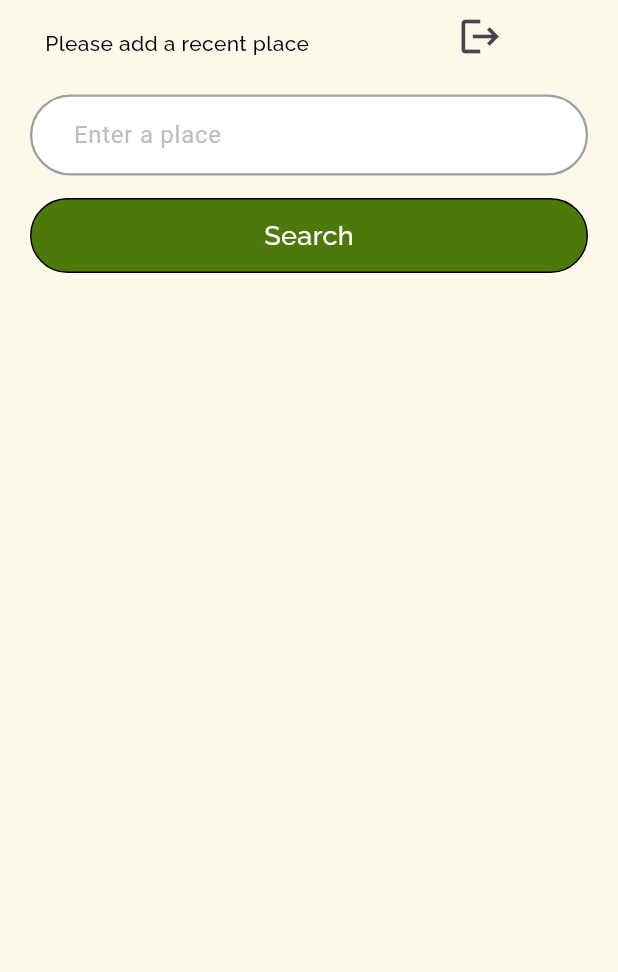
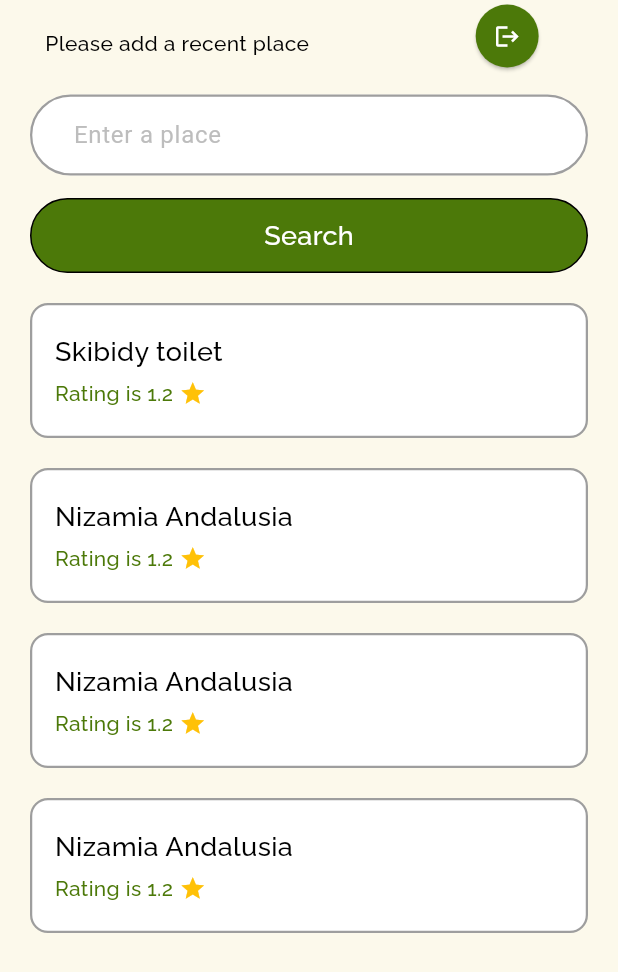
Before and after one commit to bbasm/discoverate, a Flutter app: the screen it shows once a user with an empty profile is signed in, after a tap on the "logout" icon, on a phone screen of 412 x 824 dp. Shown: the top 972 px of the screen. Run offline on Flutter 3.47's test engine with Material 3 defaults, Android fonts, the light colour scheme and no system bars; our stand-ins replace firebase_auth, firebase_core, geolocator, google_fonts, google_nav_bar; accounts and stored records are empty; network calls fail.

Commit message:
added ui homepage

```diff
--- a/lib/pages/home_page.dart
+++ b/lib/pages/home_page.dart
@@ -1,6 +1,8 @@
 import 'package:firebase_auth/firebase_auth.dart';
 import 'package:flutter/material.dart';
+import 'package:gmaps_spinoff/utilities/similar_places_card.dart';
 import 'package:google_fonts/google_fonts.dart';
+import 'package:google_nav_bar/google_nav_bar.dart';
 import 'package:http/http.dart' as http;
 import 'dart:convert';
 import 'package:geolocator/geolocator.dart';
@@ -121,15 +123,26 @@ class _HomePageState extends State<HomePage> {
                   ),
                 ),
                 Padding(
-                  padding: EdgeInsets.only(left: 90),
-                  child: IconButton(
-                      onPressed: () {
-                        FirebaseAuth.instance.signOut();
-                      },
-                      icon: Icon(
-                        Icons.logout,
-                        size: 30,
-                      )),
+                  padding: const EdgeInsets.only(left: 100),
+                  child: ElevatedButton(
+                    onPressed: () {
+                      FirebaseAuth.instance.signOut();
+                    },
+                    child: Icon(Icons.logout, color: Colors.white),
+                    style: ButtonStyle(
+                      shape: MaterialStateProperty.all(CircleBorder()),
+                      padding: MaterialStateProperty.all(EdgeInsets.all(12)),
+                      backgroundColor: MaterialStateProperty.all(
+                        Color.fromARGB(255, 76, 121, 9),
+                      ), // <-- Button color
+                      overlayColor:
+                          MaterialStateProperty.resolveWith<Color?>((states) {
+                        if (states.contains(MaterialState.pressed))
+                          return Color.fromARGB(
+                              255, 115, 162, 45); // <-- Splash color
+                      }),
+                    ),
+                  ),
                 ),
               ],
             ),
@@ -202,42 +215,59 @@ class _HomePageState extends State<HomePage> {
               ),
             ),
 
-            if (!searched)
-              Expanded(
-                child: ListView.builder(
-                  itemCount: _suggestions.length,
-                  itemBuilder: (context, index) {
-                    return ListTile(
-                      title: Text(_suggestions[index]),
-                      onTap: () {
-                        _placeController.text = _suggestions[index];
-                        setState(() {
-                          _suggestions = [];
-                        });
-                      },
-                    );
-                  },
-                ),
-              ),
+            SimilarPlacesCard(
+              name: 'Skibidy toilet',
+              rating: '1.2',
+            ),
+            SimilarPlacesCard(
+              name: 'Nizamia Andalusia',
+              rating: '1.2',
+            ),
+            SimilarPlacesCard(
+              name: 'Nizamia Andalusia',
+              rating: '1.2',
+            ),
+            SimilarPlacesCard(
+              name: 'Nizamia Andalusia',
+              rating: '1.2',
+            ),
 
-            if (searched)
-              Padding(
-                padding: const EdgeInsets.only(top: 20),
-                child: Container(
-                  height: 580,
-                  child: ListView.builder(
-                    itemCount: _similarPlaces.length,
-                    itemBuilder: (context, index) {
-                      return ListTile(
-                        title: Text(_similarPlaces[index]['name']),
-                        subtitle:
-                            Text('Rating: ${_similarPlaces[index]['rating']}'),
-                        // Add onTap functionality if needed for similar places
-                      );
-                    },
-                  ),
-                ),
-              ),
+            // if (!searched)
+            //   Expanded(
+            //     child: ListView.builder(
+            //       itemCount: _suggestions.length,
+            //       itemBuilder: (context, index) {
+            //         return ListTile(
+            //           title: Text(_suggestions[index]),
+            //           onTap: () {
+            //             _placeController.text = _suggestions[index];
+            //             setState(() {
+            //               _suggestions = [];
+            //             });
+            //           },
+            //         );
+            //       },
+            //     ),
+            //   ),
+
+            // if (searched)
+            //   Padding(
+            //     padding: const EdgeInsets.only(top: 20),
+            //     child: Container(
+            //       height: 580,
+            //       child: ListView.builder(
+            //         itemCount: _similarPlaces.length,
+            //         itemBuilder: (context, index) {
+            //           return ListTile(
+            //             title: Text(_similarPlaces[index]['name']),
+            //             subtitle:
+            //                 Text('Rating: ${_similarPlaces[index]['rating']}'),
+            //             // Add onTap functionality if needed for similar places
+            //           );
+            //         },
+            //       ),
+            //     ),
+            //   ),
           ],
         ),
       ),
--- a/lib/pages/login_page.dart
+++ b/lib/pages/login_page.dart
@@ -46,7 +46,7 @@ class _LoginPageState extends State<LoginPage> {
               Padding(
                 padding: const EdgeInsets.only(bottom: 100),
                 child: Image.asset(
-                  'lib/images/logo11.png',
+                  'lib/images/logo.png',
                   width: 200,
                 ),
               ),
--- a/lib/pages/register_page.dart
+++ b/lib/pages/register_page.dart
@@ -45,7 +45,7 @@ class _RegisterPageState extends State<RegisterPage> {
   @override
   Widget build(BuildContext context) {
     return Scaffold(
-      backgroundColor: Color.fromARGB(255, 253, 248, 249),
+      backgroundColor: Color.fromARGB(255, 252, 249, 235),
       body: Align(
         alignment: AlignmentDirectional(0, 1),
         child: SingleChildScrollView(
@@ -55,9 +55,12 @@ class _RegisterPageState extends State<RegisterPage> {
             crossAxisAlignment: CrossAxisAlignment.center,
             children: [
               // add logo image here
-              Image.asset(
-                'lib/images/logo1.jpeg',
-                width: 85,
+              Padding(
+                padding: const EdgeInsets.only(bottom: 50),
+                child: Image.asset(
+                  'lib/images/logo.png',
+                  width: 200,
+                ),
               ),
 
               Container(
@@ -217,7 +220,7 @@ class _RegisterPageState extends State<RegisterPage> {
                                   width: 320,
                                   height: 50,
                                   decoration: BoxDecoration(
-                                    color: Color.fromARGB(255, 244, 91, 105),
+                                    color: Color.fromARGB(255, 76, 121, 9),
                                     border: Border.all(
                                       color: Colors.black,
                                       width: 1,
--- /dev/null
+++ b/lib/utilities/similar_places_card.dart
@@ -0,0 +1,75 @@
+import 'package:flutter/material.dart';
+import 'package:google_fonts/google_fonts.dart';
+
+class SimilarPlacesCard extends StatelessWidget {
+  final String name;
+  final String rating;
+
+  const SimilarPlacesCard({
+    Key? key,
+    required this.name,
+    required this.rating,
+  }) : super(key: key);
+
+  @override
+  Widget build(BuildContext context) {
+    return Padding(
+      padding: const EdgeInsets.only(top: 20, left: 20, right: 20),
+      child: Container(
+        width: 400,
+        height: 90,
+        decoration: BoxDecoration(
+          color: Colors.white,
+          borderRadius: BorderRadius.circular(12),
+          border: Border.all(color: Colors.grey, width: 1.5),
+        ),
+        child: Row(
+          mainAxisAlignment: MainAxisAlignment.spaceBetween,
+          children: [
+            Expanded(
+              child: Padding(
+                padding: const EdgeInsets.only(left: 15),
+                child: Column(
+                  crossAxisAlignment: CrossAxisAlignment.start,
+                  mainAxisAlignment: MainAxisAlignment.center,
+                  children: [
+                    Text(
+                      name,
+                      style: GoogleFonts.raleway(
+                        color: Colors.black,
+                        fontSize: 18,
+                        fontWeight: FontWeight.w500,
+                      ),
+                    ),
+                    SizedBox(height: 5),
+                    Row(
+                      children: [
+                        Text(
+                          "Rating is " + rating,
+                          style: GoogleFonts.raleway(
+                            color: Color.fromARGB(255, 76, 121, 9),
+                            fontSize: 14,
+                            fontWeight: FontWeight.w500,
+                          ),
+                        ),
+                        Padding(
+                          padding: const EdgeInsets.only(left: 4),
+                          child: Icon(
+                            Icons.star,
+                            color: Colors.amber,
+                            size: 18,
+                          ),
+                        ),
+                      ],
+                    ),
+                  ],
+                ),
+              ),
+            ),
+
+          ],
+        ),
+      ),
+    );
+  }
+}
--- a/pubspec.yaml
+++ b/pubspec.yaml
@@ -41,6 +41,7 @@ dependencies:
   flutter_typeahead: ^5.0.1
   http: ^1.1.2
   geolocator: ^10.1.0
+  google_nav_bar: ^5.0.6
 
 dev_dependencies:
   flutter_test:
```
Also changed, not shown: lib/images/logo.png (added), pubspec.lock.
